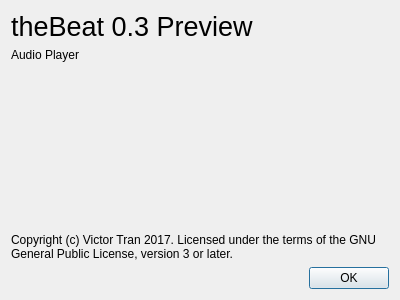
First picture: the form in aboutwindow.ui, repository theCheeseboard/theBeat, before the edit.
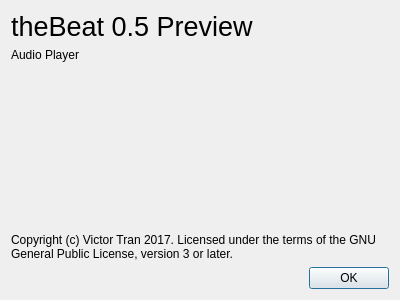
Second picture: the form after the edit. Icons and pictures are not drawn.

Diff of the .ui file:
```diff
--- a/aboutwindow.ui
+++ b/aboutwindow.ui
@@ -26,7 +26,7 @@
       </font>
      </property>
      <property name="text">
-      <string>theBeat 0.3 Preview</string>
+      <string>theBeat 0.5 Preview</string>
      </property>
     </widget>
    </item>
```
